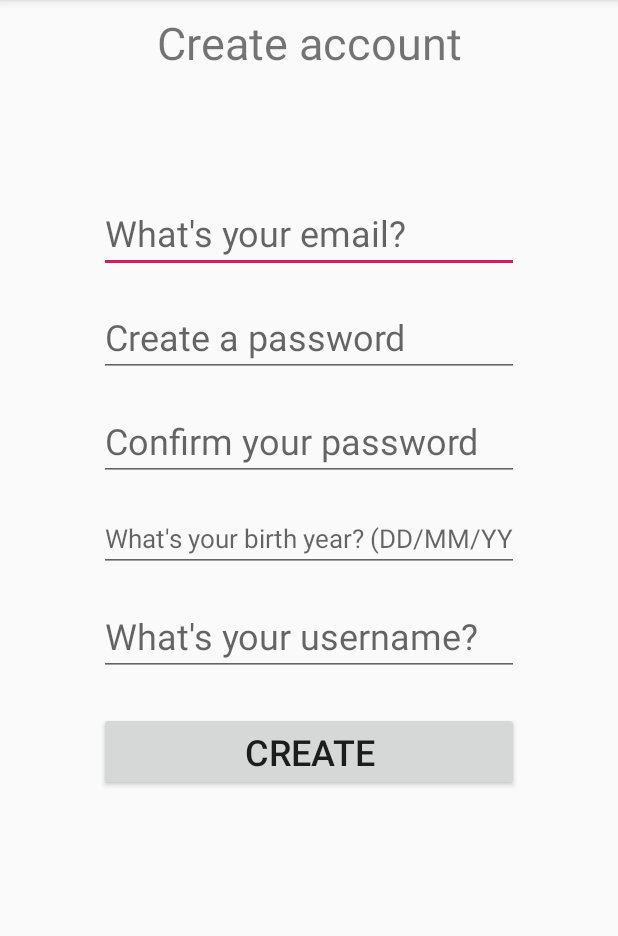
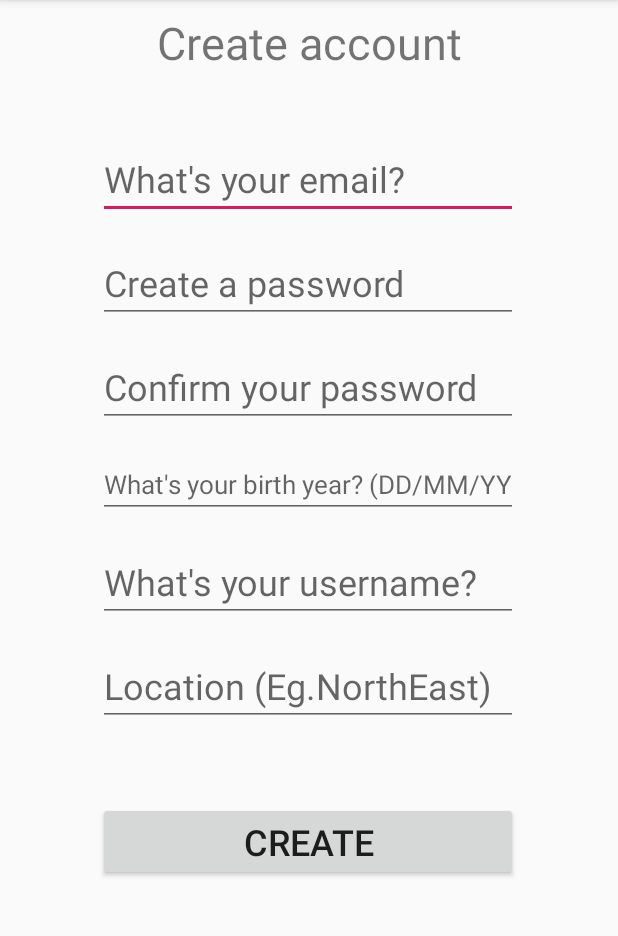
Before and after one commit to shiinx/1D_Kifu, an Android app: the RegisterActivity screen opened directly, with no data from a screen before it, after a tap on "CREATE", on a phone screen of 412 x 824 dp, the part 84-1020 px from its top. Run offline under Robolectric (Android 15) with nearby library versions, the phone set to English and light mode, and no system bars; our stand-ins replace Firebase (no records; nobody signed in at launch, a user with empty details on screens opened directly).

Commit message:
Update Register Activity
writes to frestore

```diff
--- a/app/src/main/java/com/Team3_6/kifu/RegisterActivity.java
+++ b/app/src/main/java/com/Team3_6/kifu/RegisterActivity.java
@@ -10,32 +10,76 @@ import androidx.annotation.NonNull;
 import androidx.appcompat.app.AppCompatActivity;
 
 import com.google.android.gms.tasks.OnCompleteListener;
+import com.google.android.gms.tasks.OnSuccessListener;
 import com.google.android.gms.tasks.Task;
 import com.google.firebase.auth.AuthResult;
 import com.google.firebase.auth.FirebaseAuth;
 import com.google.firebase.auth.FirebaseUser;
+import com.google.firebase.firestore.CollectionReference;
+import com.google.firebase.firestore.DocumentReference;
+import com.google.firebase.firestore.FirebaseFirestore;
+
+import java.util.HashMap;
+import java.util.Map;
 
 public class RegisterActivity extends AppCompatActivity {
 
     private static final String TAG = "RegisterActivity";
     private FirebaseAuth mAuth;
+    private FirebaseFirestore db = FirebaseFirestore.getInstance();
+    private static final String key_username = "username";
+    private static final String key_birthday = "birthday";
+    private static final String key_location = "location";
+    private EditText editUsername;
+    private EditText editBirthday;
+    private EditText editLocation;
+
 
     @Override
     protected void onCreate(Bundle savedInstanceState) {
+
+
         super.onCreate(savedInstanceState);
         setContentView(R.layout.activity_register);
 
         // Initialize Firebase Auth
         mAuth = FirebaseAuth.getInstance();
+        findViewById(R.id.btn_create).setOnClickListener(onClickListener);
 
-        findViewById(R.id.btn_create).setOnClickListener(onClickListener);
+        editUsername = findViewById(R.id.et_name);
+        editBirthday = findViewById(R.id.et_birthyear);
+        editLocation = findViewById(R.id.et_location);
+
     }
+
+    private void writeFirestore(View v ){
+        String username = editUsername.getText().toString();
+        String birthday = editBirthday.getText().toString();
+        String location = editLocation.getText().toString();
+
+        Map<String, Object> data = new HashMap<>();
+        data.put(key_username, username);
+        data.put(key_birthday, birthday);
+        data.put(key_location, location);
+
+
+
+        // Add a new document with a generated ID
+        db.collection("Users").document(username).set(data)
+                .addOnSuccessListener(new OnSuccessListener<Void>() {
+                    @Override
+                    public void onSuccess(Void aVoid) {
+                    }
+                });
+    }
+
 
     @Override
     public void onStart() {
         super.onStart();
         // Check if user is signed in (non-null) and update UI accordingly.
         FirebaseUser currentUser = mAuth.getCurrentUser();
+
     }
 
     View.OnClickListener onClickListener = new View.OnClickListener() {
@@ -44,6 +88,7 @@ public class RegisterActivity extends AppCompatActivity {
             switch (v.getId()) {
                 case R.id.btn_create:
                     register();
+                    writeFirestore(v);
                     break;
             }
         }
@@ -53,6 +98,9 @@ public class RegisterActivity extends AppCompatActivity {
         String email = ((EditText) findViewById(R.id.et_email)).getText().toString();
         String password = ((EditText) findViewById(R.id.et_pass)).getText().toString();
         String passwordConfirm = ((EditText) findViewById(R.id.et_confirmpass)).getText().toString();
+        String birthday = ((EditText) findViewById(R.id.et_birthyear)).getText().toString();
+        String username = ((EditText) findViewById(R.id.et_name)).getText().toString();
+        String location = ((EditText) findViewById(R.id.et_location)).getText().toString();
 
         if (email.length() > 0 && password.length() > 0 && passwordConfirm.length() > 0) {
             if (password.equals(passwordConfirm)) {
@@ -64,6 +112,7 @@ public class RegisterActivity extends AppCompatActivity {
                                     FirebaseUser user = mAuth.getCurrentUser();
                                     startToast("Congratulations! Your account has been successfully created! Please login.");
                                     startLoginActivity();
+
                                 } else {
                                     if (task.getException() != null) {
                                         startToast(task.getException().toString());
@@ -78,6 +127,8 @@ public class RegisterActivity extends AppCompatActivity {
         } else {
             startToast("Please enter your email or password.");
         }
+
+
     }
 
     private void startToast (String msg) {
--- a/app/src/main/res/layout/activity_register.xml
+++ b/app/src/main/res/layout/activity_register.xml
@@ -24,13 +24,14 @@
         android:layout_width="wrap_content"
         android:layout_height="wrap_content"
         android:layout_marginStart="8dp"
-        android:layout_marginTop="80dp"
+        android:layout_marginTop="44dp"
         android:layout_marginEnd="8dp"
         android:ems="10"
         android:hint="What's your email?"
         android:inputType="textEmailAddress"
         android:textSize="24sp"
         app:layout_constraintEnd_toEndOf="parent"
+        app:layout_constraintHorizontal_bias="0.495"
         app:layout_constraintStart_toStartOf="parent"
         app:layout_constraintTop_toBottomOf="@+id/textView" />
 
@@ -86,14 +87,29 @@
         app:layout_constraintStart_toStartOf="@+id/et_birthyear"
         app:layout_constraintTop_toBottomOf="@+id/et_birthyear" />
 
+    <EditText
+        android:id="@+id/et_location"
+        android:layout_width="wrap_content"
+        android:layout_height="wrap_content"
+        android:layout_marginTop="16dp"
+        android:ems="10"
+        android:hint="Location (Eg.NorthEast)"
+        android:inputType="textPersonName"
+        android:textSize="24sp"
+        app:layout_constraintEnd_toEndOf="@+id/et_name"
+        app:layout_constraintHorizontal_bias="1.0"
+        app:layout_constraintStart_toStartOf="@+id/et_name"
+        app:layout_constraintTop_toBottomOf="@+id/et_name" />
+
     <Button
         android:id="@+id/btn_create"
         android:layout_width="0dp"
         android:layout_height="wrap_content"
-        android:layout_marginTop="24dp"
+        android:layout_marginTop="120dp"
         android:text="Create"
         android:textSize="24sp"
         app:layout_constraintEnd_toEndOf="@+id/et_name"
+        app:layout_constraintHorizontal_bias="0.0"
         app:layout_constraintStart_toStartOf="@+id/et_name"
         app:layout_constraintTop_toBottomOf="@+id/et_name" />
 
```
